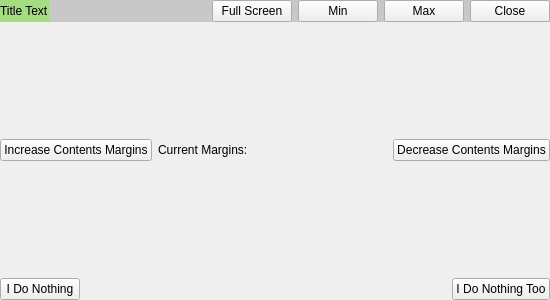
Old version of the form exampleforwindows/mainwindow.ui in the repository Bringer-of-Light/Qt-Nice-Frameless-Window.
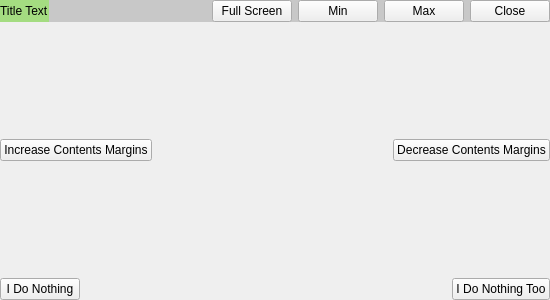
New version of the form.

Commit message: mod function contentsRect()

What changed in the file:
```diff
--- a/exampleforwindows/mainwindow.ui
+++ b/exampleforwindows/mainwindow.ui
@@ -187,19 +187,6 @@
         </property>
        </widget>
       </item>
-      <item>
-       <widget class="QLabel" name="label_2">
-        <property name="sizePolicy">
-         <sizepolicy hsizetype="Preferred" vsizetype="Preferred">
-          <horstretch>0</horstretch>
-          <verstretch>0</verstretch>
-         </sizepolicy>
-        </property>
-        <property name="text">
-         <string>Current Margins: </string>
-        </property>
-       </widget>
-      </item>
       <item>
        <widget class="QLabel" name="labelMargins">
         <property name="sizePolicy">
```
The commit also changes 2 other files.
